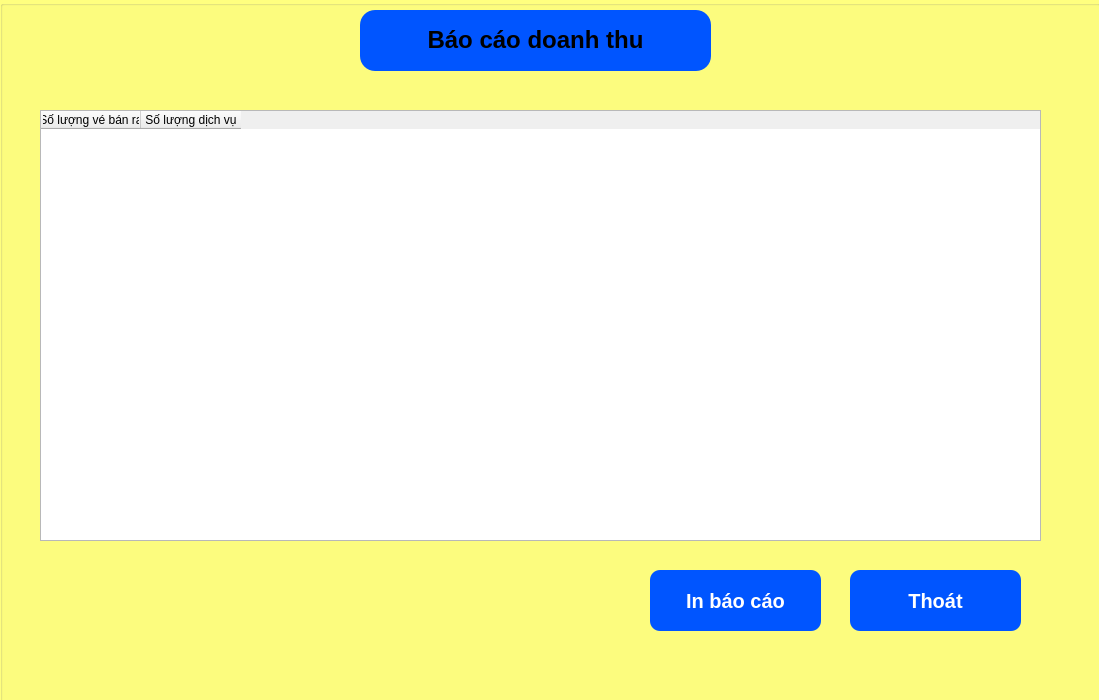
First picture: the form in BaoCaoDoanhThu.ui, repository XuanManh9999/Python, before the edit.
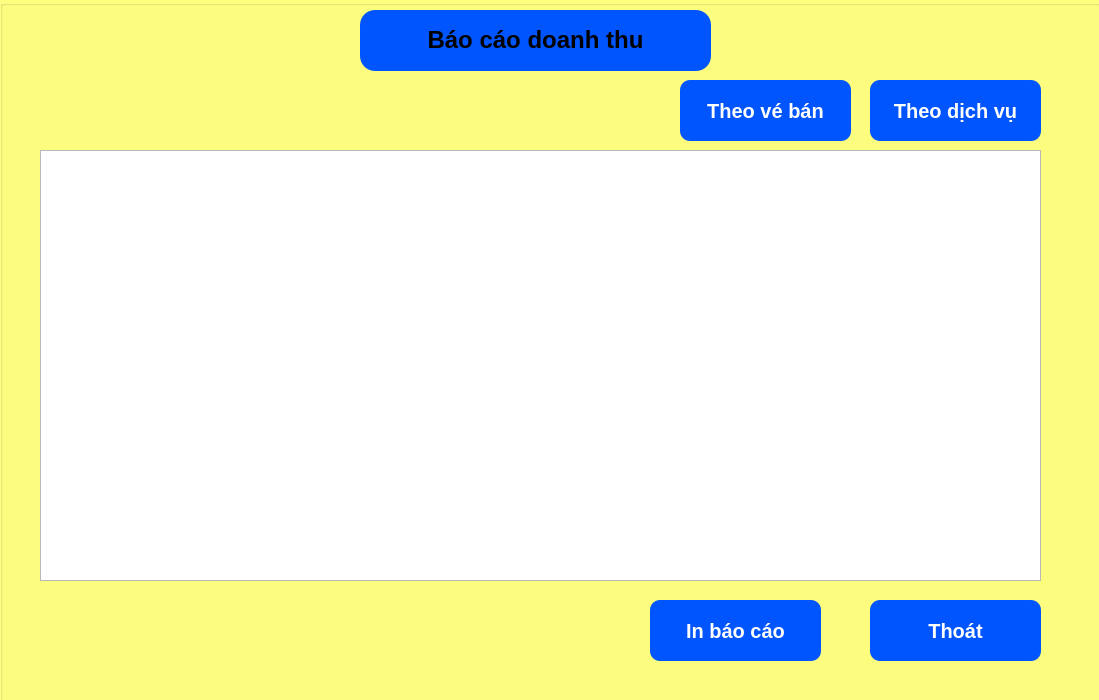
Second picture: the form after the edit.

```diff
--- a/BaoCaoDoanhThu.ui
+++ b/BaoCaoDoanhThu.ui
@@ -67,7 +67,7 @@
      <property name="geometry">
       <rect>
        <x>650</x>
-       <y>570</y>
+       <y>600</y>
        <width>171</width>
        <height>61</height>
       </rect>
@@ -92,8 +92,8 @@
     <widget class="QPushButton" name="btnThoatb">
      <property name="geometry">
       <rect>
-       <x>850</x>
-       <y>570</y>
+       <x>870</x>
+       <y>600</y>
        <width>171</width>
        <height>61</height>
       </rect>
@@ -119,21 +119,63 @@
      <property name="geometry">
       <rect>
        <x>40</x>
-       <y>110</y>
+       <y>150</y>
        <width>1001</width>
        <height>431</height>
       </rect>
      </property>
-     <column>
-      <property name="text">
-       <string>Số lượng vé bán ra</string>
-      </property>
-     </column>
-     <column>
-      <property name="text">
-       <string>Số lượng dịch vụ</string>
-      </property>
-     </column>
+    </widget>
+    <widget class="QPushButton" name="btnTheoVeBan">
+     <property name="geometry">
+      <rect>
+       <x>680</x>
+       <y>80</y>
+       <width>171</width>
+       <height>61</height>
+      </rect>
+     </property>
+     <property name="styleSheet">
+      <string notr="true">QPushButton{
+	font-size: 20px;
+    border-radius: 10px;
+	background-color: rgb(0, 85, 255);
+	color:rgb(255, 255, 255);
+	font-weight: bold;
+}
+QPushButton:hover{
+	background-color: rgb(0, 170, 255);
+	cursor: pointer;
+}</string>
+     </property>
+     <property name="text">
+      <string>Theo vé bán</string>
+     </property>
+    </widget>
+    <widget class="QPushButton" name="btnTheoDichVu">
+     <property name="geometry">
+      <rect>
+       <x>870</x>
+       <y>80</y>
+       <width>171</width>
+       <height>61</height>
+      </rect>
+     </property>
+     <property name="styleSheet">
+      <string notr="true">QPushButton{
+	font-size: 20px;
+    border-radius: 10px;
+	background-color: rgb(0, 85, 255);
+	color:rgb(255, 255, 255);
+	font-weight: bold;
+}
+QPushButton:hover{
+	background-color: rgb(0, 170, 255);
+	cursor: pointer;
+}</string>
+     </property>
+     <property name="text">
+      <string>Theo dịch vụ</string>
+     </property>
     </widget>
    </widget>
   </widget>
```
